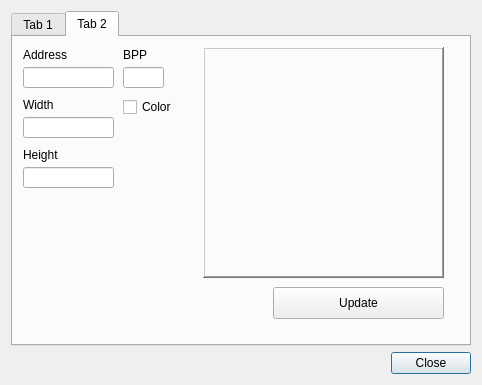
Old version of the form qtBuildSystem/Mu/hexviewer.ui in the repository meepingsnesroms/Mu.
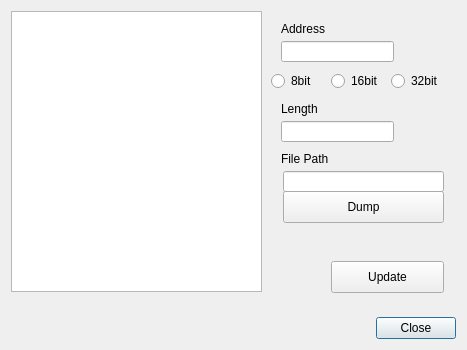
New version of the form. The open tabs and pages were chosen to show the change.

Commit message: Remove attempted graphics viewer, I can just take a hex dump and view it on rawpixels.net

```diff
--- a/qtBuildSystem/Mu/hexviewer.ui
+++ b/qtBuildSystem/Mu/hexviewer.ui
@@ -6,8 +6,8 @@
    <rect>
     <x>0</x>
     <y>0</y>
-    <width>482</width>
-    <height>385</height>
+    <width>467</width>
+    <height>350</height>
    </rect>
   </property>
   <property name="sizePolicy">
@@ -19,12 +19,6 @@
   <property name="windowTitle">
    <string>Hex Viewer</string>
   </property>
-  <property name="layoutDirection">
-   <enum>Qt::LeftToRight</enum>
-  </property>
-  <property name="modal">
-   <bool>false</bool>
-  </property>
   <layout class="QGridLayout" name="gridLayout">
    <item row="2" column="0">
     <widget class="QDialogButtonBox" name="buttonBox">
@@ -46,26 +40,13 @@
     </widget>
    </item>
    <item row="1" column="0">
-    <widget class="QTabWidget" name="tabWidget">
+    <widget class="QWidget" name="widget" native="true">
      <property name="sizePolicy">
       <sizepolicy hsizetype="MinimumExpanding" vsizetype="MinimumExpanding">
        <horstretch>0</horstretch>
        <verstretch>0</verstretch>
       </sizepolicy>
      </property>
-     <property name="currentIndex">
-      <number>0</number>
-     </property>
-     <widget class="QWidget" name="hex">
-      <property name="sizePolicy">
-       <sizepolicy hsizetype="MinimumExpanding" vsizetype="MinimumExpanding">
-        <horstretch>0</horstretch>
-        <verstretch>0</verstretch>
-       </sizepolicy>
-      </property>
-      <attribute name="title">
-       <string>Tab 1</string>
-      </attribute>
       <widget class="QPushButton" name="hexUpdate">
        <property name="geometry">
         <rect>
@@ -209,164 +190,6 @@
        <property name="text">
         <string>File Path</string>
        </property>
-      </widget>
-     </widget>
-     <widget class="QWidget" name="graphics">
-      <property name="sizePolicy">
-       <sizepolicy hsizetype="MinimumExpanding" vsizetype="MinimumExpanding">
-        <horstretch>0</horstretch>
-        <verstretch>0</verstretch>
-       </sizepolicy>
-      </property>
-      <attribute name="title">
-       <string>Tab 2</string>
-      </attribute>
-      <widget class="QLabel" name="gfxRawGraphics">
-       <property name="geometry">
-        <rect>
-         <x>190</x>
-         <y>10</y>
-         <width>241</width>
-         <height>231</height>
-        </rect>
-       </property>
-       <property name="sizePolicy">
-        <sizepolicy hsizetype="MinimumExpanding" vsizetype="MinimumExpanding">
-         <horstretch>0</horstretch>
-         <verstretch>0</verstretch>
-        </sizepolicy>
-       </property>
-       <property name="styleSheet">
-        <string notr="true"/>
-       </property>
-       <property name="frameShape">
-        <enum>QFrame::WinPanel</enum>
-       </property>
-       <property name="frameShadow">
-        <enum>QFrame::Raised</enum>
-       </property>
-       <property name="text">
-        <string/>
-       </property>
-      </widget>
-      <widget class="QPushButton" name="gfxUpdate">
-       <property name="geometry">
-        <rect>
-         <x>260</x>
-         <y>250</y>
-         <width>171</width>
-         <height>32</height>
-        </rect>
-       </property>
-       <property name="text">
-        <string>Update</string>
-       </property>
-      </widget>
-      <widget class="QLabel" name="label">
-       <property name="geometry">
-        <rect>
-         <x>10</x>
-         <y>60</y>
-         <width>60</width>
-         <height>16</height>
-        </rect>
-       </property>
-       <property name="text">
-        <string>Width</string>
-       </property>
-      </widget>
-      <widget class="QLineEdit" name="gfxAddress">
-       <property name="geometry">
-        <rect>
-         <x>10</x>
-         <y>30</y>
-         <width>91</width>
-         <height>21</height>
-        </rect>
-       </property>
-      </widget>
-      <widget class="QLineEdit" name="gfxWidth">
-       <property name="geometry">
-        <rect>
-         <x>10</x>
-         <y>80</y>
-         <width>91</width>
-         <height>21</height>
-        </rect>
-       </property>
-      </widget>
-      <widget class="QLabel" name="label_2">
-       <property name="geometry">
-        <rect>
-         <x>10</x>
-         <y>10</y>
-         <width>60</width>
-         <height>16</height>
-        </rect>
-       </property>
-       <property name="text">
-        <string>Address</string>
-       </property>
-      </widget>
-      <widget class="QLabel" name="label_3">
-       <property name="geometry">
-        <rect>
-         <x>110</x>
-         <y>10</y>
-         <width>60</width>
-         <height>16</height>
-        </rect>
-       </property>
-       <property name="text">
-        <string>BPP</string>
-       </property>
-      </widget>
-      <widget class="QLineEdit" name="gfxBpp">
-       <property name="geometry">
-        <rect>
-         <x>110</x>
-         <y>30</y>
-         <width>41</width>
-         <height>21</height>
-        </rect>
-       </property>
-      </widget>
-      <widget class="QCheckBox" name="gfxColor">
-       <property name="geometry">
-        <rect>
-         <x>110</x>
-         <y>60</y>
-         <width>61</width>
-         <height>20</height>
-        </rect>
-       </property>
-       <property name="text">
-        <string>Color</string>
-       </property>
-      </widget>
-      <widget class="QLabel" name="label_6">
-       <property name="geometry">
-        <rect>
-         <x>10</x>
-         <y>110</y>
-         <width>60</width>
-         <height>16</height>
-        </rect>
-       </property>
-       <property name="text">
-        <string>Height</string>
-       </property>
-      </widget>
-      <widget class="QLineEdit" name="gfxHeight">
-       <property name="geometry">
-        <rect>
-         <x>10</x>
-         <y>130</y>
-         <width>91</width>
-         <height>21</height>
-        </rect>
-       </property>
-      </widget>
      </widget>
     </widget>
    </item>
```
Lines whose indentation alone changed are shown as unchanged. The commit also changes 5 other files.
